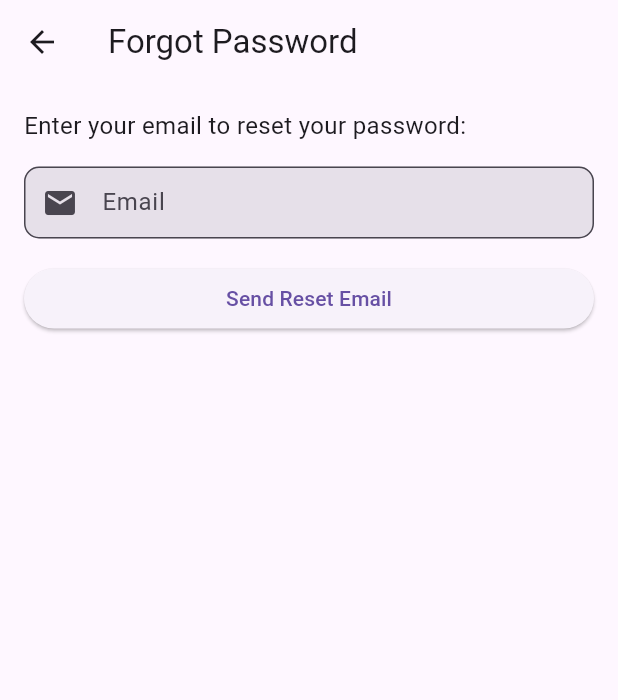
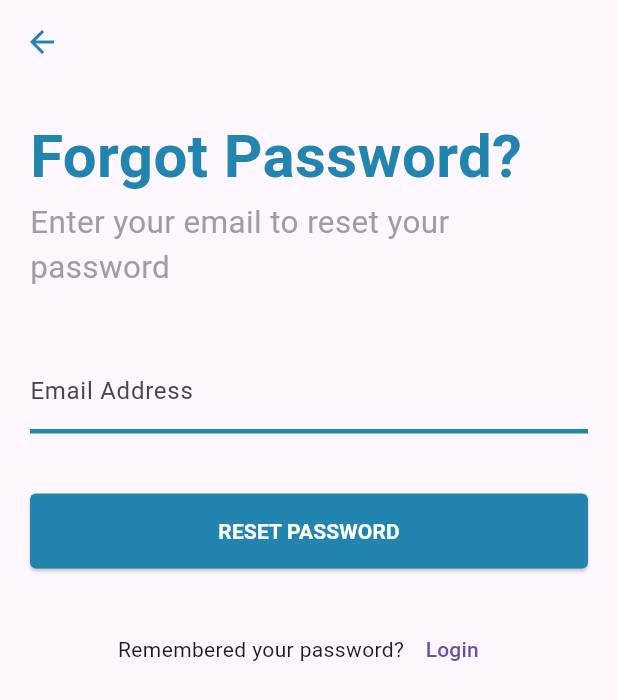
Before and after one commit to Onome15/notesync, a Flutter app: the ForgotPasswordPage screen opened directly, on a phone screen of 412 x 824 dp. Shown: the top 700 px of the screen. Run offline on Flutter 3.47's test engine with Material 3 defaults, Android fonts, the light colour scheme and no system bars; our stand-ins replace firebase_auth, firebase_core, flutter_riverpod, flutter_spinkit, flutter_svg, fluttertoast and 3 more; accounts and stored records are empty; Roboto replaces fonts that are missing (Cantarell).

Commit message:
added forget password

```diff
--- a/lib/screen/authenticate/forget_password.dart
+++ b/lib/screen/authenticate/forget_password.dart
@@ -1,13 +1,11 @@
 import 'package:flutter/material.dart';
 import 'package:flutter_riverpod/flutter_riverpod.dart';
-
-import 'package:notesync/shared/constants.dart';
-
+import 'package:notesync/shared/toast.dart';
 import '../../services/auth.dart';
-import '../../shared/toast.dart'; // Replace with your service import
+import '../authenticate/shared_methods.dart';
 
 class ForgotPasswordPage extends ConsumerStatefulWidget {
-  const ForgotPasswordPage({super.key});
+  const ForgotPasswordPage({Key? key}) : super(key: key);
 
   @override
   ConsumerState<ForgotPasswordPage> createState() => _ForgotPasswordPageState();
@@ -16,33 +14,49 @@ class ForgotPasswordPage extends ConsumerStatefulWidget {
 class _ForgotPasswordPageState extends ConsumerState<ForgotPasswordPage> {
   final _formKey = GlobalKey<FormState>();
   final TextEditingController _emailController = TextEditingController();
+  final bool _isLoading = false;
 
   @override
   Widget build(BuildContext context) {
     final authService = ref.read(authServiceProvider.notifier);
+    Color primaryColor = const Color.fromRGBO(33, 133, 176, 1);
 
     return Scaffold(
       appBar: AppBar(
-        title: const Text("Forgot Password"),
+        elevation: 0,
+        iconTheme: IconThemeData(color: primaryColor),
       ),
       body: Padding(
-        padding: const EdgeInsets.all(16.0),
+        padding: const EdgeInsets.all(20),
+        child: SingleChildScrollView(
+          child: Form(
+            key: _formKey,
             child: Column(
-          crossAxisAlignment: CrossAxisAlignment.stretch,
+              crossAxisAlignment: CrossAxisAlignment.start,
               children: [
+                Text(
+                  'Forgot Password?',
+                  style: TextStyle(
+                    fontSize: 40,
+                    fontWeight: FontWeight.bold,
+                    color: primaryColor,
+                  ),
+                ),
                 const Text(
-              "Enter your email to reset your password:",
-              style: TextStyle(fontSize: 16),
+                  'Enter your email to reset your password',
+                  style: TextStyle(fontSize: 21, color: Colors.grey),
                 ),
-            const SizedBox(height: 16),
-            Form(
-              key: _formKey,
-              child: TextFormField(
+                const SizedBox(height: 40),
+                TextFormField(
                   controller: _emailController,
-                decoration: textInputDecoration.copyWith(
-                  prefixIcon: const Icon(Icons.email),
-                  hintText: 'Enter your email address',
-                  labelText: 'Email',
+                  decoration: InputDecoration(
+                    labelText: 'Email Address',
+                    enabledBorder: UnderlineInputBorder(
+                      borderSide: BorderSide(color: primaryColor, width: 3),
+                    ),
+                    focusedBorder: UnderlineInputBorder(
+                      borderSide: BorderSide(color: primaryColor, width: 3),
+                    ),
                   ),
                   keyboardType: TextInputType.emailAddress,
                   validator: (value) {
@@ -52,22 +66,37 @@ class _ForgotPasswordPageState extends ConsumerState<ForgotPasswordPage> {
                     return null;
                   },
                 ),
-            ),
-            const SizedBox(height: 16),
-            ElevatedButton(
-              onPressed: () async {
+                const SizedBox(height: 40),
+                buildButton(
+                  _isLoading ? "Processing..." : "RESET PASSWORD",
+                  () async {
                     if (_formKey.currentState!.validate()) {
                       final email = _emailController.text.trim();
                       if (email.isNotEmpty) {
-                    await authService.sendPasswordResetEmail(email, context);
+                        await authService.sendPasswordResetEmail(
+                            email, context);
                       } else {
                         showToast(message: "Please enter an email.");
                       }
                     }
                   },
-              child: const Text("Send Reset Email"),
+                ),
+                const SizedBox(height: 30),
+                Row(
+                  mainAxisAlignment: MainAxisAlignment.center,
+                  children: [
+                    const Text('Remembered your password?'),
+                    TextButton(
+                      onPressed: () {
+                        Navigator.pop(context);
+                      },
+                      child: const Text('Login'),
                     ),
                   ],
+                ),
+              ],
+            ),
+          ),
         ),
       ),
     );
--- a/lib/screen/authenticate/sign_in_screen.dart
+++ b/lib/screen/authenticate/sign_in_screen.dart
@@ -3,6 +3,7 @@ import 'package:notesync/screen/authenticate/register_screen.dart';
 import 'package:flutter_riverpod/flutter_riverpod.dart';
 
 import '../../services/auth.dart';
+import 'forget_password.dart';
 import 'shared_methods.dart';
 
 class SignInScreen extends ConsumerStatefulWidget {
@@ -118,7 +119,14 @@ class SignInScreenState extends ConsumerState<SignInScreen> {
                       ],
                     ),
                     TextButton(
-                      onPressed: () {},
+                      onPressed: () {
+                        Navigator.push(
+                          context,
+                          MaterialPageRoute(
+                            builder: (context) => const ForgotPasswordPage(),
+                          ),
+                        );
+                      },
                       child: const Text('Forgot Password?'),
                     ),
                   ],
--- a/lib/screen/launch/landing_page.dart
+++ b/lib/screen/launch/landing_page.dart
@@ -1,7 +1,6 @@
 import 'package:flutter/material.dart';
 import 'package:flutter_riverpod/flutter_riverpod.dart';
 import 'package:flutter_svg/flutter_svg.dart';
-import 'package:notesync/screen/authenticate/authenticate.dart';
 import 'package:shared_preferences/shared_preferences.dart';
 import '../../shared/constants.dart';
 import '../authenticate/shared_methods.dart';
```
Lines whose indentation alone changed are shown as unchanged.
